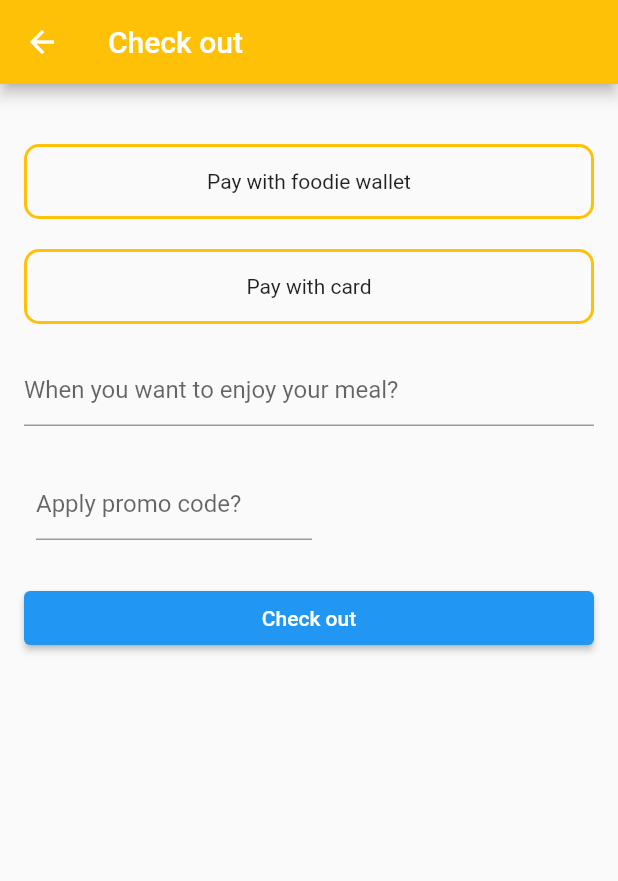
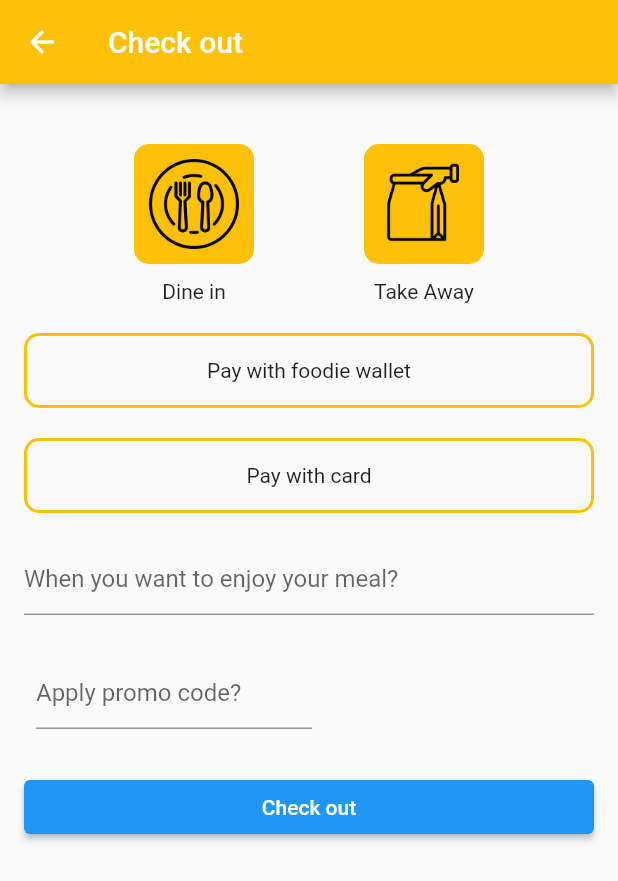
Before and after one commit to Shark929/foodie, a Flutter app: the CheckOutScreen screen opened directly with empty values, on a phone screen of 412 x 824 dp. Shown: the top 881 px of the screen. Run offline on Flutter 3.47's test engine with Material 2 defaults, Android fonts, the phone set to English and light mode, and no system bars; our stand-ins replace cloud_firestore, firebase_core, firebase_storage, image_picker; accounts and stored records are empty; project files that could hold a hidden picture were left out.

Commit message:
added dine-in and takeaway functions

```diff
--- a/lib/screens/customers/check_out_screen.dart
+++ b/lib/screens/customers/check_out_screen.dart
@@ -117,6 +117,48 @@ class _CheckOutScreenState extends State<CheckOutScreen> {
                     }
                     return const SizedBox();
                   }),
+              const SizedBox(
+                height: 20,
+              ),
+              Row(
+                mainAxisAlignment: MainAxisAlignment.spaceEvenly,
+                children: [
+                  Column(
+                    children: [
+                      Container(
+                        padding: const EdgeInsets.all(10),
+                        width: 80,
+                        height: 80,
+                        decoration: BoxDecoration(
+                            borderRadius: BorderRadius.circular(10),
+                            color: Colors.amber),
+                        child: Image.asset("assets/dish.png"),
+                      ),
+                      const SizedBox(
+                        height: 10,
+                      ),
+                      const Text("Dine in"),
+                    ],
+                  ),
+                  Column(
+                    children: [
+                      Container(
+                        padding: const EdgeInsets.all(10),
+                        width: 80,
+                        height: 80,
+                        decoration: BoxDecoration(
+                            borderRadius: BorderRadius.circular(10),
+                            color: Colors.amber),
+                        child: Image.asset("assets/take-away.png"),
+                      ),
+                      const SizedBox(
+                        height: 10,
+                      ),
+                      const Text("Take Away"),
+                    ],
+                  )
+                ],
+              ),
               const SizedBox(
                 height: 20,
               ),
```
Also changed, not shown: assets/take-away.png (added).
